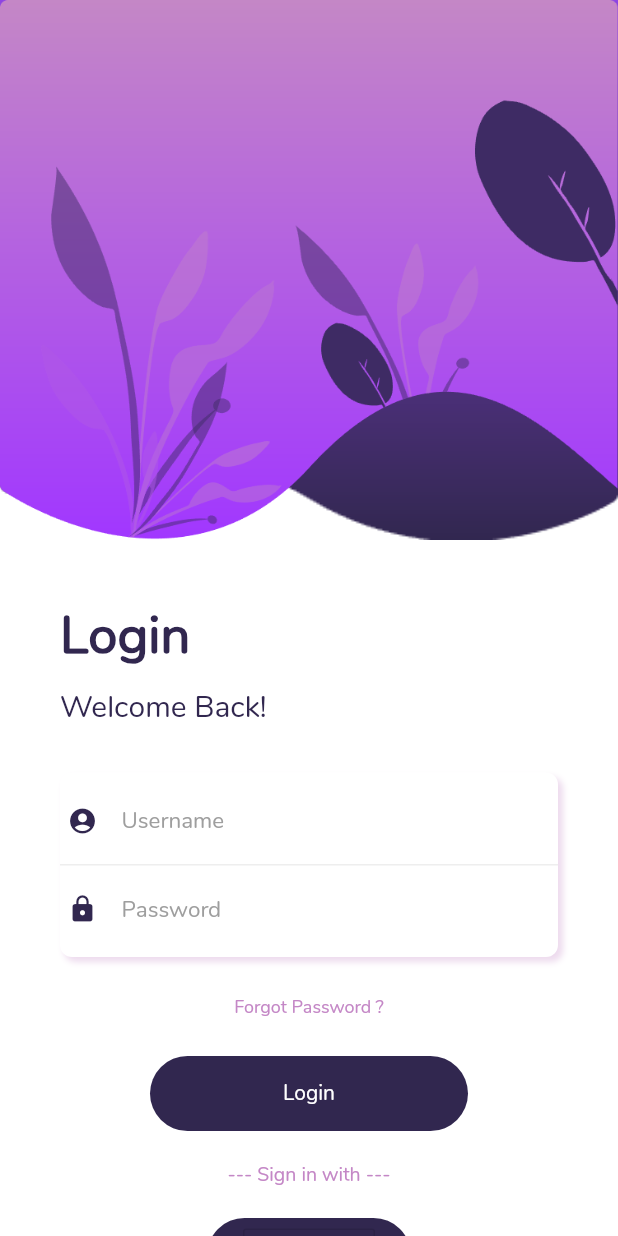
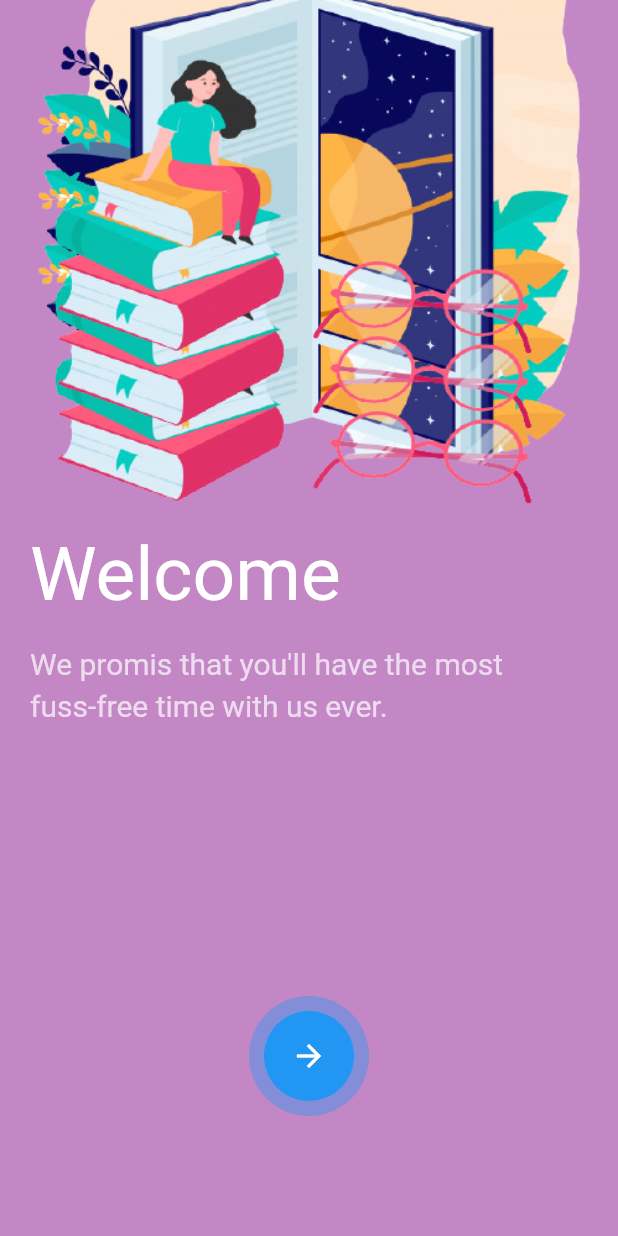
Before and after one commit to chafidhoturrochimah/flutter_finpro_mobile, a Flutter app: the screen it shows after launch, on a phone screen of 412 x 824 dp. Run offline on Flutter 3.47's test engine with Material 2 defaults, Android fonts, the phone set to English and light mode, and no system bars; our stand-ins replace firebase_auth, firebase_core, google_sign_in, page_transition, simple_animations; accounts and stored records are empty.

Commit message:
add splash n ui auth

```diff
--- /dev/null
+++ b/lib/UI/splash_screen.dart
@@ -0,0 +1,213 @@
+import 'package:flutter/material.dart';
+import 'package:flutter_finpro_mobile/UI/animation/FadeAnimation.dart';
+import 'package:flutter_finpro_mobile/auth/login_page.dart';
+import 'package:page_transition/page_transition.dart';
+
+class SplashScreen extends StatefulWidget {
+  @override
+  _SplashScreenState createState() => _SplashScreenState();
+}
+
+class _SplashScreenState extends State<SplashScreen> with TickerProviderStateMixin {
+  AnimationController _scaleController;
+  AnimationController _scale2Controller;
+  AnimationController _widthController;
+  AnimationController _positionController;
+
+  Animation<double> _scaleAnimation;
+  Animation<double> _scale2Animation;
+  Animation<double> _widthAnimation;
+  Animation<double> _positionAnimation;
+
+  bool hideIcon = false;
+
+  @override
+  void initState() {
+    super.initState();
+    _scaleController = AnimationController(
+      vsync: this,
+      duration: Duration(milliseconds: 300)
+    );
+
+    _scaleAnimation = Tween<double>(
+      begin: 1.0, end: 0.8
+    ).animate(_scaleController)..addStatusListener((status) {
+      if (status == AnimationStatus.completed) {
+        _widthController.forward();
+      }
+    });
+
+    _widthController = AnimationController(
+      vsync: this,
+      duration: Duration(milliseconds: 600)
+    );
+
+    _widthAnimation = Tween<double>(
+      begin: 80.0,
+      end: 300.0
+    ).animate(_widthController)..addStatusListener((status) {
+      if (status == AnimationStatus.completed) {
+        _positionController.forward();
+      }
+    });
+
+    _positionController = AnimationController(
+      vsync: this,
+      duration: Duration(milliseconds: 1000)
+    );
+
+    _positionAnimation = Tween<double>(
+      begin: 0.0,
+      end: 215.0
+    ).animate(_positionController)..addStatusListener((status) {
+      if (status == AnimationStatus.completed) {
+        setState(() {
+          hideIcon = true;
+        });
+        _scale2Controller.forward();
+      }
+    });
+
+    _scale2Controller = AnimationController(
+      vsync: this,
+      duration: Duration(milliseconds: 300)
+    );
+
+    _scale2Animation = Tween<double>(
+      begin: 1.0,
+      end: 32.0
+    ).animate(_scale2Controller)..addStatusListener((status) {
+      if (status == AnimationStatus.completed) {
+        Navigator.push(
+          context, PageTransition(
+            type: PageTransitionType.fade,
+            child: LoginPage()
+          )
+        );
+      }
+    });
+  }
+
+  @override
+  Widget build(BuildContext context) {
+    final double width = MediaQuery.of(context).size.width;
+
+    return Scaffold(
+      backgroundColor: Color.fromRGBO(196, 135, 198, 1),
+      body: Container(
+        width: double.infinity,
+        child: Stack(
+          children: <Widget>[
+            Positioned(
+              top: -50,
+              left: 0,
+              child: FadeAnimation(1, Container(
+                width: width,
+                height: 400,
+                decoration: BoxDecoration(
+                  image: DecorationImage(
+                    image: AssetImage('assets/splash-1.png'),
+                    fit: BoxFit.cover
+                  )
+                ),
+              )),
+            ),
+            Positioned(
+              top: -100,
+              left: 0,
+              child: FadeAnimation(1.3, Container(
+                width: width,
+                height: 400,
+                decoration: BoxDecoration(
+                  image: DecorationImage(
+                    image: AssetImage('assets/splash-1.png'),
+                    fit: BoxFit.cover
+                  )
+                ),
+              )),
+            ),
+            Positioned(
+              top: -150,
+              left: 0,
+              child: FadeAnimation(1.6, Container(
+                width: width,
+                height: 400,
+                decoration: BoxDecoration(
+                  image: DecorationImage(
+                    image: AssetImage('assets/splash-1.png'),
+                    fit: BoxFit.cover
+                  )
+                ),
+              )),
+            ),
+            Container(
+              padding: EdgeInsets.all(20.0),
+              child: Column(
+                mainAxisAlignment: MainAxisAlignment.end,
+                crossAxisAlignment: CrossAxisAlignment.start,
+                children: <Widget>[
+                  FadeAnimation(1, Text("Welcome",
+                  style: TextStyle(color: Colors.white, fontSize: 50),)),
+                  SizedBox(height: 15,),
+                  FadeAnimation(1.3, Text("We promis that you'll have the most \nfuss-free time with us ever.",
+                  style: TextStyle(color: Colors.white.withOpacity(.7), height: 1.4, fontSize: 20),)),
+                  SizedBox(height: 180,),
+                  FadeAnimation(1.6, AnimatedBuilder(
+                    animation: _scaleController,
+                    builder: (context, child) => Transform.scale(
+                    scale: _scaleAnimation.value,
+                    child: Center(
+                      child: AnimatedBuilder(
+                        animation: _widthController,
+                        builder: (context, child) => Container(
+                          width: _widthAnimation.value,
+                          height: 80,
+                          padding: EdgeInsets.all(10),
+                          decoration: BoxDecoration(
+                            borderRadius: BorderRadius.circular(50),
+                            color: Colors.blue.withOpacity(.4)
+                          ),
+                          child: InkWell(
+                            onTap: () {
+                              _scaleController.forward();
+                            },
+                            child: Stack(
+                              children: <Widget> [
+                                AnimatedBuilder(
+                                  animation: _positionController,
+                                  builder: (context, child) => Positioned(
+                                    left: _positionAnimation.value,
+                                    child: AnimatedBuilder(
+                                      animation: _scale2Controller,
+                                      builder: (context, child) => Transform.scale(
+                                        scale: _scale2Animation.value,
+                                        child: Container(
+                                          width: 60,
+                                          height: 60,
+                                          decoration: BoxDecoration(
+                                            shape: BoxShape.circle,
+                                            color: Colors.blue
+                                          ),
+                                          child: hideIcon == false ? Icon(Icons.arrow_forward, color: Colors.white,) : Container(),
+                                        )
+                                      ),
+                                    ),
+                                  ),
+                                ),
+                              ]
+                            ),
+                          ),
+                        ),
+                      ),
+                    )),
+                  )),
+                  SizedBox(height: 60,),
+                ],
+              ),
+            )
+          ],
+        ),
+      ),
+    );
+  }
+}
--- a/lib/auth/login_page.dart
+++ b/lib/auth/login_page.dart
@@ -71,14 +71,14 @@ class _LoginPageState extends State<LoginPage> {
                     )
                   ),
                   SizedBox(
-                    height: 10,
+                    height: 7,
                   ),
                   FadeAnimation(
                     1.3, Text(
                       "Welcome Back!",
                       style: TextStyle(
-                        color: Color.fromRGBO(49, 39, 79, 1),
-                        fontSize: 20,
+                        color: Color.fromRGBO(196, 135, 198, 1),
+                        fontSize: 17,
                         fontFamily: 'Nunito'
                       ),
                     )
--- a/lib/main.dart
+++ b/lib/main.dart
@@ -1,5 +1,5 @@
 import 'package:flutter/material.dart';
-import 'package:flutter_finpro_mobile/auth/login_page.dart';
+import 'package:flutter_finpro_mobile/UI/splash_screen.dart';
 
 void main() => runApp(MyApp());
 
@@ -8,11 +8,11 @@ class MyApp extends StatelessWidget {
   Widget build(BuildContext context) {
     return MaterialApp(
       debugShowCheckedModeBanner: false,
-      title: 'Flutter Login',
+      title: 'Stock',
       theme: ThemeData(
         primarySwatch: Colors.blue,
       ),
-      home: LoginPage(),
+      home: SplashScreen(),
     );
   }
 }
--- a/pubspec.yaml
+++ b/pubspec.yaml
@@ -26,6 +26,7 @@ dependencies:
   firebase_auth: ^1.0.0 # menambah packages firebase AUTH
   google_sign_in: ^4.3.8 # menambah packages firebase AUTH
   simple_animations: ^1.3.3 # menambah packages animasi
+  page_transition: ^1.1.4 # menambah packages splashscreen (page transisi)
 
 
   # The following adds the Cupertino Icons font to your application.
```
Also changed, not shown: assets/one.png (added), lib/firestore/helper/firestore.dart (added), pubspec.lock.
